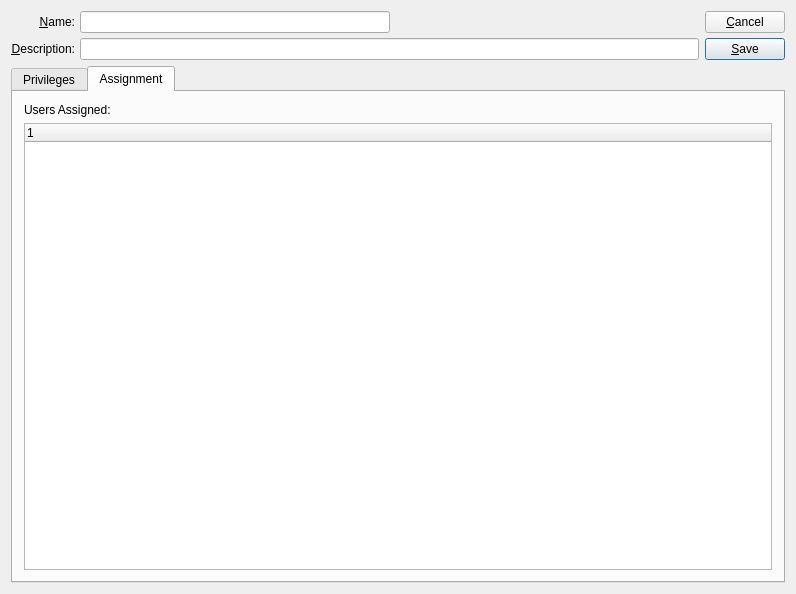
Above: guiclient/group.ui from discountscott/qt-client before the change. Below: the same form after it.
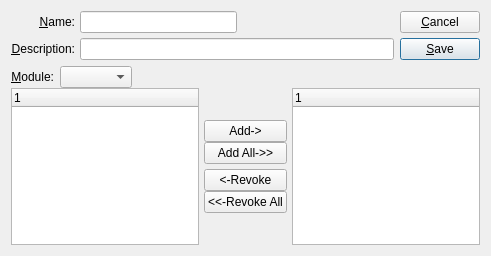
That is the form after the change. The open tabs and pages were chosen to show the change. Custom widgets are drawn as their Qt base class.

The edit to the form file:
```diff
--- a/guiclient/group.ui
+++ b/guiclient/group.ui
@@ -8,13 +8,13 @@
 is available at www.xtuple.com/CPAL.  By using this software, you agree
 to be bound by its terms.</comment>
  <class>group</class>
- <widget class="QDialog" name="group">
-  <property name="geometry">
+ <widget class="QDialog" name="group" >
+  <property name="geometry" >
    <rect>
     <x>0</x>
     <y>0</y>
-    <width>796</width>
-    <height>594</height>
+    <width>491</width>
+    <height>256</height>
    </rect>
   </property>
   <property name="windowTitle">
@@ -31,6 +31,15 @@
        <property name="margin">
         <number>0</number>
        </property>
+       <property name="topMargin" >
+        <number>0</number>
+       </property>
+       <property name="rightMargin" >
+        <number>0</number>
+       </property>
+       <property name="bottomMargin" >
+        <number>0</number>
+       </property>
        <item>
         <layout class="QHBoxLayout">
          <property name="spacing">
@@ -39,6 +48,15 @@
          <property name="margin">
           <number>0</number>
          </property>
+         <property name="topMargin" >
+          <number>0</number>
+         </property>
+         <property name="rightMargin" >
+          <number>0</number>
+         </property>
+         <property name="bottomMargin" >
+          <number>0</number>
+         </property>
          <item>
           <layout class="QVBoxLayout">
            <property name="spacing">
@@ -47,6 +65,15 @@
            <property name="margin">
             <number>0</number>
            </property>
+           <property name="topMargin" >
+            <number>0</number>
+           </property>
+           <property name="rightMargin" >
+            <number>0</number>
+           </property>
+           <property name="bottomMargin" >
+            <number>0</number>
+           </property>
            <item>
             <widget class="QLabel" name="_nameLit">
              <property name="text">
@@ -83,6 +110,15 @@
            <property name="margin">
             <number>0</number>
            </property>
+           <property name="topMargin" >
+            <number>0</number>
+           </property>
+           <property name="rightMargin" >
+            <number>0</number>
+           </property>
+           <property name="bottomMargin" >
+            <number>0</number>
+           </property>
            <item>
             <layout class="QHBoxLayout">
              <property name="spacing">
@@ -91,6 +127,15 @@
              <property name="margin">
               <number>0</number>
              </property>
+             <property name="topMargin" >
+              <number>0</number>
+             </property>
+             <property name="rightMargin" >
+              <number>0</number>
+             </property>
+             <property name="bottomMargin" >
+              <number>0</number>
+             </property>
              <item>
               <widget class="XLineEdit" name="_name"/>
              </item>
@@ -119,6 +164,22 @@
          </item>
         </layout>
        </item>
+       <item>
+        <spacer>
+         <property name="orientation" >
+          <enum>Qt::Vertical</enum>
+         </property>
+         <property name="sizeType" >
+          <enum>QSizePolicy::Expanding</enum>
+         </property>
+         <property name="sizeHint" >
+          <size>
+           <width>347</width>
+           <height>0</height>
+          </size>
+         </property>
+        </spacer>
+       </item>
       </layout>
      </item>
      <item>
@@ -129,12 +190,30 @@
        <property name="margin">
         <number>0</number>
        </property>
+       <property name="topMargin" >
+        <number>0</number>
+       </property>
+       <property name="rightMargin" >
+        <number>0</number>
+       </property>
+       <property name="bottomMargin" >
+        <number>0</number>
+       </property>
        <item>
         <layout class="QVBoxLayout">
          <property name="spacing">
           <number>5</number>
          </property>
-         <property name="margin">
+         <property name="leftMargin" >
+          <number>0</number>
+         </property>
+         <property name="topMargin" >
+          <number>0</number>
+         </property>
+         <property name="rightMargin" >
+          <number>0</number>
+         </property>
+         <property name="bottomMargin" >
           <number>0</number>
          </property>
          <item>
@@ -156,24 +235,30 @@
          </item>
         </layout>
        </item>
+       <item>
+        <spacer>
+         <property name="orientation" >
+          <enum>Qt::Vertical</enum>
+         </property>
+         <property name="sizeType" >
+          <enum>QSizePolicy::Expanding</enum>
+         </property>
+         <property name="sizeHint" >
+          <size>
+           <width>20</width>
+           <height>0</height>
+          </size>
+         </property>
+        </spacer>
+       </item>
       </layout>
      </item>
     </layout>
    </item>
    <item>
-    <widget class="QTabWidget" name="_tab">
-     <property name="currentIndex">
-      <number>0</number>
-     </property>
-     <widget class="QWidget" name="privilegesTab">
-      <attribute name="title">
-       <string>Privileges</string>
-      </attribute>
-      <layout class="QVBoxLayout" name="verticalLayout">
-       <item>
-        <widget class="QFrame" name="frame">
-         <property name="sizePolicy">
-          <sizepolicy hsizetype="Preferred" vsizetype="Expanding">
+    <widget class="QFrame" name="frame" >
+     <property name="sizePolicy" >
+      <sizepolicy vsizetype="Expanding" hsizetype="Preferred" >
            <horstretch>0</horstretch>
            <verstretch>1</verstretch>
           </sizepolicy>
@@ -217,13 +302,13 @@
             </item>
             <item>
              <spacer>
-              <property name="orientation">
+          <property name="orientation" >
                <enum>Qt::Horizontal</enum>
               </property>
               <property name="sizeType">
                <enum>QSizePolicy::Expanding</enum>
               </property>
-              <property name="sizeHint" stdset="0">
+          <property name="sizeHint" >
                <size>
                 <width>20</width>
                 <height>20</height>
@@ -254,13 +339,13 @@
               </property>
               <item>
                <spacer>
-                <property name="orientation">
+            <property name="orientation" >
                  <enum>Qt::Vertical</enum>
                 </property>
-                <property name="sizeType">
+            <property name="sizeType" >
                  <enum>QSizePolicy::Expanding</enum>
                 </property>
-                <property name="sizeHint" stdset="0">
+            <property name="sizeHint" >
                  <size>
                   <width>20</width>
                   <height>20</height>
@@ -318,13 +403,13 @@
               </item>
               <item>
                <spacer>
-                <property name="orientation">
+            <property name="orientation" >
                  <enum>Qt::Vertical</enum>
                 </property>
-                <property name="sizeType">
+            <property name="sizeType" >
                  <enum>QSizePolicy::Expanding</enum>
                 </property>
-                <property name="sizeHint" stdset="0">
+            <property name="sizeHint" >
                  <size>
                   <width>20</width>
                   <height>20</height>
@@ -344,39 +429,13 @@
        </item>
       </layout>
      </widget>
-     <widget class="QWidget" name="assignmentTab">
-      <attribute name="title">
-       <string>Assignment</string>
-      </attribute>
-      <layout class="QVBoxLayout" name="verticalLayout_2">
-       <item>
-        <widget class="XLabel" name="_usersLit">
-         <property name="text">
-          <string>Users Assigned:</string>
-         </property>
-        </widget>
-       </item>
-       <item>
-        <widget class="XTreeWidget" name="_assigned"/>
-       </item>
-      </layout>
-     </widget>
-    </widget>
-   </item>
-  </layout>
- </widget>
- <layoutdefault spacing="6" margin="11"/>
+ <layoutdefault spacing="6" margin="11" />
  <customwidgets>
   <customwidget>
    <class>XComboBox</class>
    <extends>QComboBox</extends>
    <header>xcombobox.h</header>
   </customwidget>
-  <customwidget>
-   <class>XLabel</class>
-   <extends>QLabel</extends>
-   <header>xlabel.h</header>
-  </customwidget>
   <customwidget>
    <class>XLineEdit</class>
    <extends>QLineEdit</extends>
```
Left out of the diff: 222 changed lines with no effect on the pictures. Lines whose indentation alone changed are shown as unchanged.
